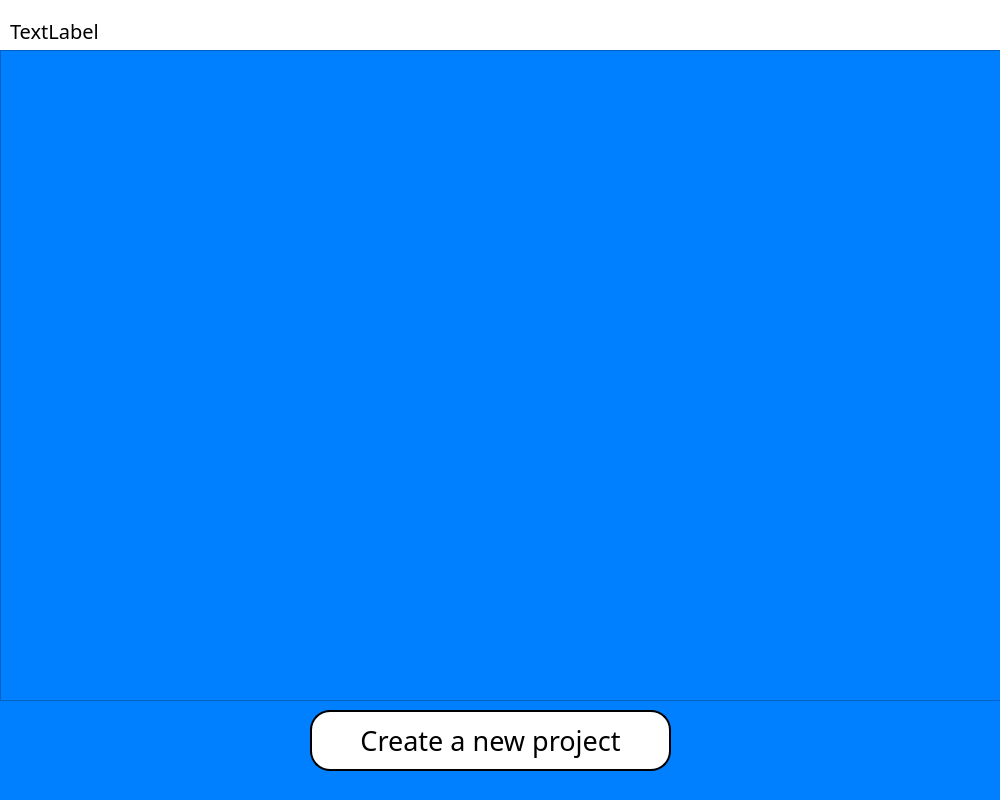
First picture: the form in pyqt5_files/projects_page.ui, repository ChanJiaJin/SIT-CAPSTONE, before the edit.
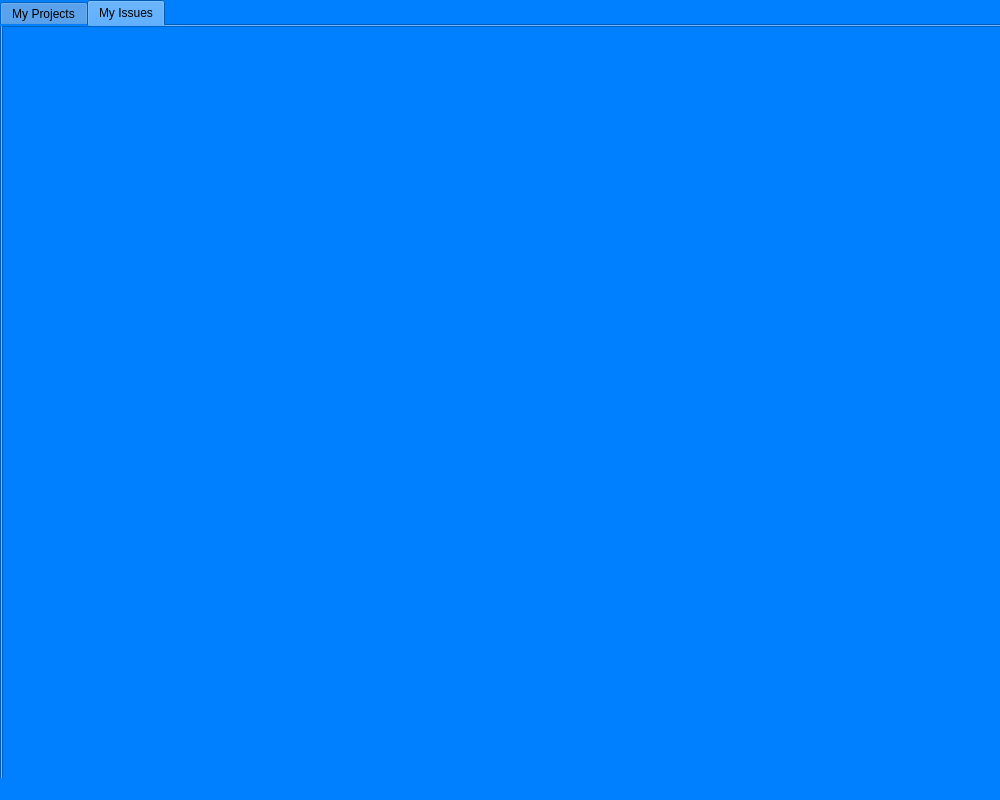
Second picture: the form after the edit.

```diff
--- a/pyqt5_files/projects_page.ui
+++ b/pyqt5_files/projects_page.ui
@@ -29,80 +29,41 @@
    <string notr="true">background-color: rgb(0, 127, 255)</string>
   </property>
   <widget class="QWidget" name="centralwidget">
-   <widget class="QGroupBox" name="navBar">
+   <widget class="QTabWidget" name="issuesPage_btn">
     <property name="geometry">
      <rect>
       <x>0</x>
       <y>0</y>
-      <width>1000</width>
-      <height>50</height>
+      <width>1011</width>
+      <height>801</height>
      </rect>
     </property>
-    <property name="minimumSize">
-     <size>
-      <width>1000</width>
-      <height>50</height>
-     </size>
+    <property name="currentIndex">
+     <number>1</number>
     </property>
-    <property name="maximumSize">
-     <size>
-      <width>1000</width>
-      <height>50</height>
-     </size>
-    </property>
-    <property name="font">
-     <font>
-      <family>Calibri Light</family>
-     </font>
-    </property>
-    <property name="styleSheet">
-     <string notr="true">background-color: white;
-color: black;
-border: 2px solid black;
-border: 0px 0px 2px 0px;</string>
-    </property>
-    <property name="title">
-     <string/>
-    </property>
-    <widget class="QLabel" name="user_id">
-     <property name="geometry">
-      <rect>
-       <x>10</x>
-       <y>20</y>
-       <width>391</width>
-       <height>21</height>
-      </rect>
-     </property>
-     <property name="font">
-      <font>
-       <family>Calibri Light</family>
-       <pointsize>15</pointsize>
-      </font>
-     </property>
-     <property name="text">
-      <string>TextLabel</string>
-     </property>
-    </widget>
-   </widget>
+    <widget class="QWidget" name="tab">
+     <attribute name="title">
+      <string>My Projects</string>
+     </attribute>
    <widget class="QPushButton" name="pushButton">
     <property name="geometry">
      <rect>
-      <x>310</x>
-      <y>710</y>
-      <width>361</width>
-      <height>61</height>
+        <x>380</x>
+        <y>690</y>
+        <width>221</width>
+        <height>51</height>
      </rect>
     </property>
     <property name="font">
      <font>
       <family>Calibri Light</family>
-      <pointsize>20</pointsize>
+        <pointsize>-1</pointsize>
      </font>
     </property>
     <property name="styleSheet">
      <string notr="true">background-color: white;
 color: black;
-border-radius: 20px;
+font-size: 20px;
 border: 2px solid black;</string>
     </property>
     <property name="text">
@@ -113,11 +74,39 @@
     <property name="geometry">
      <rect>
       <x>0</x>
-      <y>50</y>
+        <y>0</y>
       <width>1001</width>
-      <height>651</height>
-     </rect>
-    </property>
+        <height>681</height>
+       </rect>
+      </property>
+     </widget>
+    </widget>
+    <widget class="QWidget" name="tab_2">
+     <attribute name="title">
+      <string>My Issues</string>
+     </attribute>
+     <widget class="QTableView" name="myIssues_table_list">
+      <property name="geometry">
+       <rect>
+        <x>0</x>
+        <y>0</y>
+        <width>1001</width>
+        <height>781</height>
+       </rect>
+      </property>
+      <property name="styleSheet">
+       <string notr="true">background-color: &quot;light gray&quot;;
+color: white;
+font-size: 20px;</string>
+      </property>
+      <property name="editTriggers">
+       <set>QAbstractItemView::NoEditTriggers</set>
+      </property>
+      <property name="selectionMode">
+       <enum>QAbstractItemView::SingleSelection</enum>
+      </property>
+     </widget>
+    </widget>
    </widget>
   </widget>
   <widget class="QStatusBar" name="statusbar"/>
```
Left out of the diff: 2 changed lines with no effect on the pictures. Lines whose indentation alone changed are shown as unchanged.
